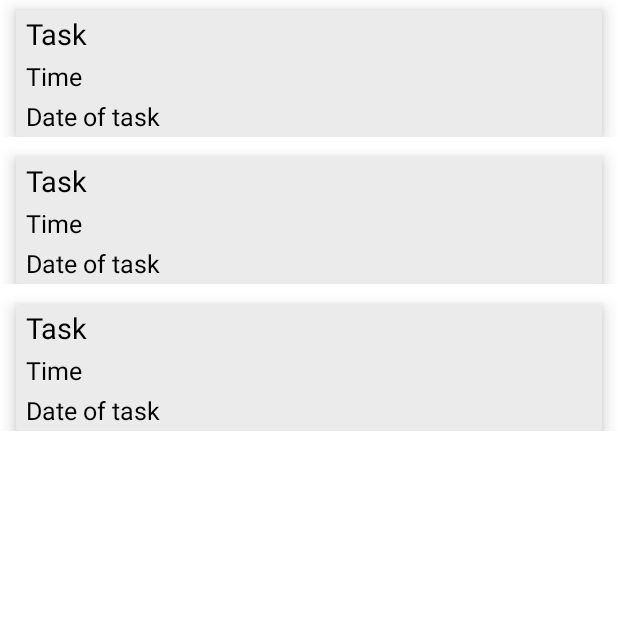
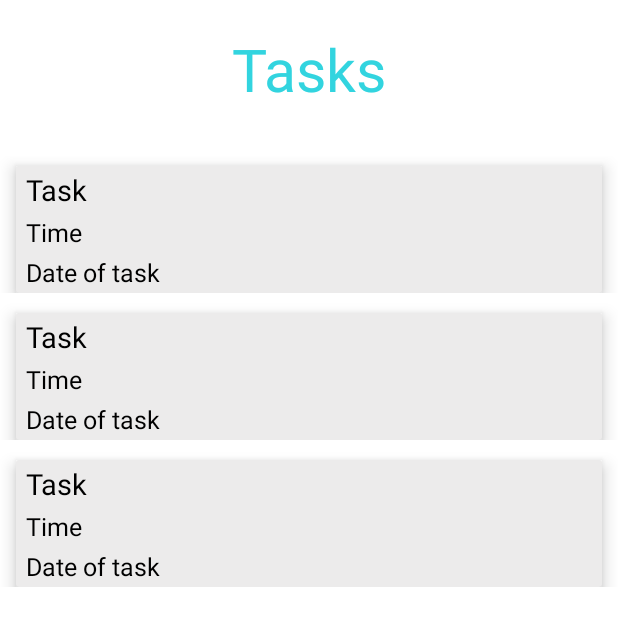
Before and after one commit to Pratik-Dhage/Task_App_In_Kotlin, an Android app: the layout activity_task.xml on its own in the app's theme, with its tools: preview values and no code run, on a phone screen of 412 x 824 dp. Shown: the top 626 px of the screen. Run offline under Robolectric (Android 15) with nearby library versions, the phone set to English and light mode, and no system bars.

Commit message:
minor changes

```diff
--- a/app/src/main/java/com/example/notes_app_in_kotlin/register/RegisterActivity.kt
+++ b/app/src/main/java/com/example/notes_app_in_kotlin/register/RegisterActivity.kt
@@ -1,6 +1,5 @@
 package com.example.notes_app_in_kotlin.register
 
-import android.app.ProgressDialog
 import android.content.Intent
 import android.os.Bundle
 import android.text.method.HideReturnsTransformationMethod
@@ -77,7 +76,7 @@ class RegisterActivity : AppCompatActivity() {
 
                   if(NetworkUtilities.getConnectivityStatus(this)){
 
-                      Global.showSnackBar(view,resources.getString(R.string.Loading))
+                      Global.showSnackBar(view,resources.getString(R.string.loading))
                   }
 
                   else{
--- a/app/src/main/res/layout/activity_task.xml
+++ b/app/src/main/res/layout/activity_task.xml
@@ -7,6 +7,19 @@
     android:layout_height="match_parent"
     tools:context=".tasks.TaskActivity">
 
+    <TextView
+        android:id="@+id/labelTaskActivty"
+        android:layout_width="wrap_content"
+        android:layout_height="wrap_content"
+        app:layout_constraintStart_toStartOf="parent"
+        app:layout_constraintEnd_toEndOf="parent"
+        app:layout_constraintTop_toTopOf="parent"
+        android:layout_marginTop="@dimen/_15sdp"
+        android:textSize="@dimen/big_textSize"
+        android:text="@string/tasks"
+
+        android:textColor="@color/button_bg_color"
+        />
 
     <androidx.recyclerview.widget.RecyclerView
         android:id="@+id/rvTask"
@@ -14,7 +27,8 @@
         tools:listitem="@layout/lv_item_task"
         android:layout_width="match_parent"
         android:layout_height="match_parent"
-        app:layout_constraintTop_toTopOf="parent"
+        app:layout_constraintTop_toBottomOf="@id/labelTaskActivty"
+        android:layout_marginTop="@dimen/_80sdp"
         app:layout_constraintBottom_toBottomOf="parent"
         app:layout_constraintStart_toStartOf="parent"
         app:layout_constraintEnd_toEndOf="parent"/>
--- a/app/src/main/res/values/strings.xml
+++ b/app/src/main/res/values/strings.xml
@@ -38,7 +38,7 @@
     <string name="home">Home</string>
     <string name="user_added_successfully">User Added Successfully</string>
     <string name="task_added_successfully">Task Added Successfully</string>
-    <string name="Loading">Loading…</string>
+    <string name="loading">Loading…</string>
     <string name="login_successful">Login Successful</string>
     <string name="checking_credentials">Checking Credentials</string>
     <string name="user_not_exist">User Does Not Exist</string>
@@ -55,6 +55,7 @@
     <string name="cancel">Cancel</string>
     <string name="done">Done</string>
     <string name="account">Account</string>
+    <string name="tasks">Tasks</string>
 
 
 </resources>
```
Also changed, not shown: app/src/main/java/com/example/notes_app_in_kotlin/tasks/TaskActivity.kt (+11 -1 lines).
